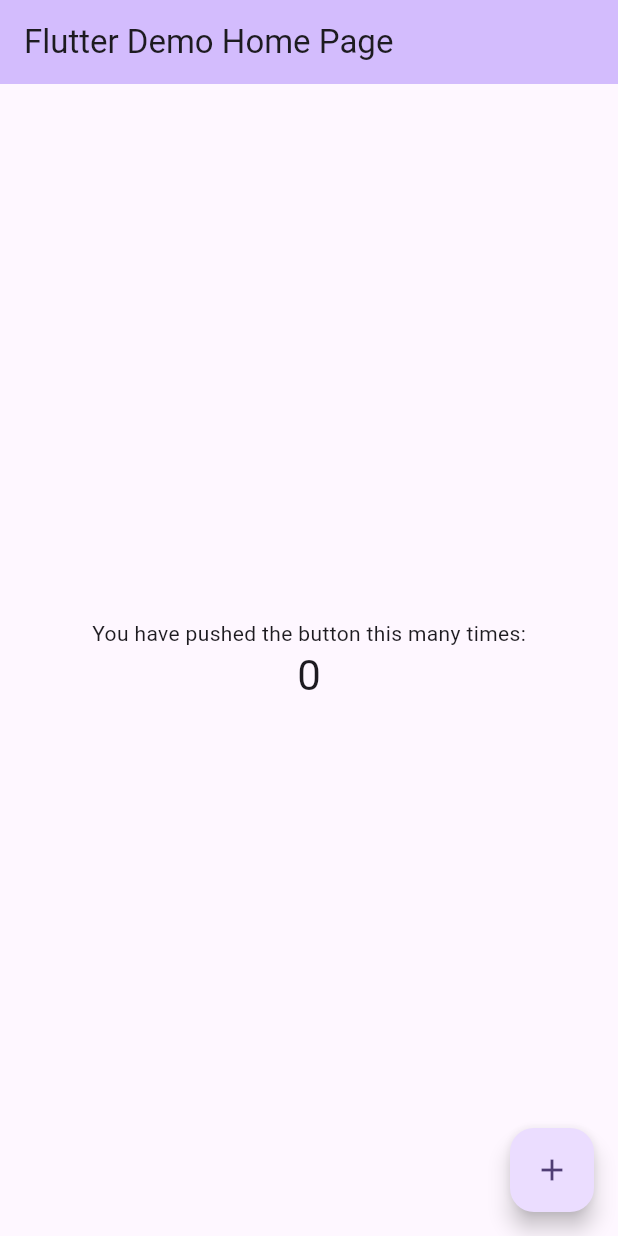
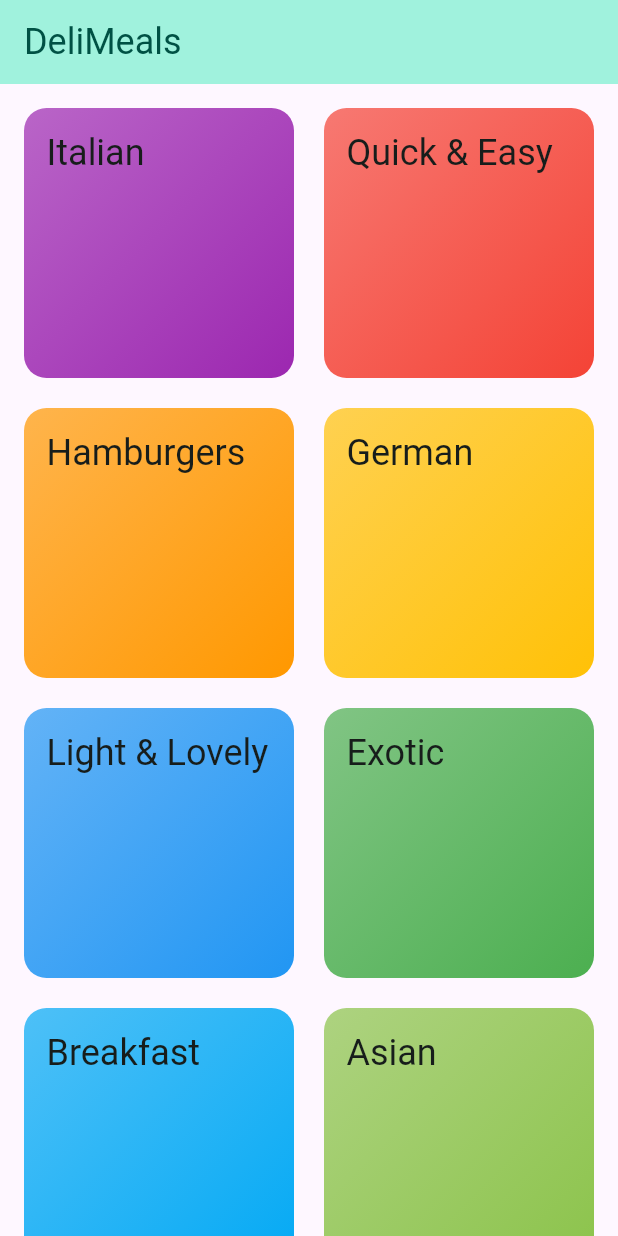
Before and after one commit to DarpanNeve/udemy_meal_app, a Flutter app: the screen it shows after launch, on a phone screen of 412 x 824 dp. Run offline on Flutter 3.47's test engine with Material 3 defaults, Android fonts, the phone set to English and light mode, and no system bars.

```diff
--- /dev/null
+++ b/lib/Theme/theme.dart
@@ -0,0 +1,9 @@
+import 'package:flutter/material.dart';
+
+var kColorScheme = ColorScheme.fromSeed(
+    brightness: Brightness.light,
+    seedColor: const Color.fromARGB(255, 59, 181, 157));
+
+var kDarkColorScheme = ColorScheme.fromSeed(
+    brightness: Brightness.dark,
+    seedColor: const Color.fromARGB(255, 226, 221, 85));
--- a/lib/main.dart
+++ b/lib/main.dart
@@ -1,125 +1,51 @@
 import 'package:flutter/material.dart';
 
+import 'Theme/theme.dart';
+import 'screens/categories.dart';
+
 void main() {
+  WidgetsFlutterBinding .ensureInitialized();
   runApp(const MyApp());
 }
-
 class MyApp extends StatelessWidget {
   const MyApp({super.key});
 
-  // This widget is the root of your application.
   @override
   Widget build(BuildContext context) {
     return MaterialApp(
-      title: 'Flutter Demo',
-      theme: ThemeData(
-        // This is the theme of your application.
-        //
-        // TRY THIS: Try running your application with "flutter run". You'll see
-        // the application has a purple toolbar. Then, without quitting the app,
-        // try changing the seedColor in the colorScheme below to Colors.green
-        // and then invoke "hot reload" (save your changes or press the "hot
-        // reload" button in a Flutter-supported IDE, or press "r" if you used
-        // the command line to start the app).
-        //
-        // Notice that the counter didn't reset back to zero; the application
-        // state is not lost during the reload. To reset the state, use hot
-        // restart instead.
-        //
-        // This works for code too, not just values: Most code changes can be
-        // tested with just a hot reload.
-        colorScheme: ColorScheme.fromSeed(seedColor: Colors.deepPurple),
+      darkTheme: ThemeData.dark().copyWith(
         useMaterial3: true,
+        colorScheme: kDarkColorScheme,
+        appBarTheme: ThemeData().appBarTheme.copyWith(
+          foregroundColor: kDarkColorScheme.onPrimaryContainer,
+          backgroundColor: kDarkColorScheme.primaryContainer,
+        ),
+        cardTheme: ThemeData().cardTheme.copyWith(
+          color: kDarkColorScheme.secondaryContainer,
+          margin: const EdgeInsets.symmetric(vertical: 8, horizontal: 8),
+        ),
       ),
-      home: const MyHomePage(title: 'Flutter Demo Home Page'),
+      theme: ThemeData().copyWith(
+        useMaterial3: true,
+        colorScheme: kColorScheme,
+        appBarTheme: ThemeData().appBarTheme.copyWith(
+          foregroundColor: kColorScheme.onPrimaryContainer,
+          backgroundColor: kColorScheme.primaryContainer,
+        ),
+        cardTheme: ThemeData().cardTheme.copyWith(
+          color: kColorScheme.secondaryContainer,
+          margin: const EdgeInsets.symmetric(vertical: 8, horizontal: 8),
+        ),
+        textTheme: ThemeData().textTheme.copyWith(
+          titleLarge: TextStyle(
+              fontWeight: FontWeight.normal,
+              color: kColorScheme.onSecondaryContainer,
+              fontSize: 24),
+        ),
+      ),
+      debugShowCheckedModeBanner: false,
+      themeMode: ThemeMode.system,
+      home: const CategoriesScreen(),
     );
   }
 }
-
-class MyHomePage extends StatefulWidget {
-  const MyHomePage({super.key, required this.title});
-
-  // This widget is the home page of your application. It is stateful, meaning
-  // that it has a State object (defined below) that contains fields that affect
-  // how it looks.
-
-  // This class is the configuration for the state. It holds the values (in this
-  // case the title) provided by the parent (in this case the App widget) and
-  // used by the build method of the State. Fields in a Widget subclass are
-  // always marked "final".
-
-  final String title;
-
-  @override
-  State<MyHomePage> createState() => _MyHomePageState();
-}
-
-class _MyHomePageState extends State<MyHomePage> {
-  int _counter = 0;
-
-  void _incrementCounter() {
-    setState(() {
-      // This call to setState tells the Flutter framework that something has
-      // changed in this State, which causes it to rerun the build method below
-      // so that the display can reflect the updated values. If we changed
-      // _counter without calling setState(), then the build method would not be
-      // called again, and so nothing would appear to happen.
-      _counter++;
-    });
-  }
-
-  @override
-  Widget build(BuildContext context) {
-    // This method is rerun every time setState is called, for instance as done
-    // by the _incrementCounter method above.
-    //
-    // The Flutter framework has been optimized to make rerunning build methods
-    // fast, so that you can just rebuild anything that needs updating rather
-    // than having to individually change instances of widgets.
-    return Scaffold(
-      appBar: AppBar(
-        // TRY THIS: Try changing the color here to a specific color (to
-        // Colors.amber, perhaps?) and trigger a hot reload to see the AppBar
-        // change color while the other colors stay the same.
-        backgroundColor: Theme.of(context).colorScheme.inversePrimary,
-        // Here we take the value from the MyHomePage object that was created by
-        // the App.build method, and use it to set our appbar title.
-        title: Text(widget.title),
-      ),
-      body: Center(
-        // Center is a layout widget. It takes a single child and positions it
-        // in the middle of the parent.
-        child: Column(
-          // Column is also a layout widget. It takes a list of children and
-          // arranges them vertically. By default, it sizes itself to fit its
-          // children horizontally, and tries to be as tall as its parent.
-          //
-          // Column has various properties to control how it sizes itself and
-          // how it positions its children. Here we use mainAxisAlignment to
-          // center the children vertically; the main axis here is the vertical
-          // axis because Columns are vertical (the cross axis would be
-          // horizontal).
-          //
-          // TRY THIS: Invoke "debug painting" (choose the "Toggle Debug Paint"
-          // action in the IDE, or press "p" in the console), to see the
-          // wireframe for each widget.
-          mainAxisAlignment: MainAxisAlignment.center,
-          children: <Widget>[
-            const Text(
-              'You have pushed the button this many times:',
-            ),
-            Text(
-              '$_counter',
-              style: Theme.of(context).textTheme.headlineMedium,
-            ),
-          ],
-        ),
-      ),
-      floatingActionButton: FloatingActionButton(
-        onPressed: _incrementCounter,
-        tooltip: 'Increment',
-        child: const Icon(Icons.add),
-      ), // This trailing comma makes auto-formatting nicer for build methods.
-    );
-  }
-}
--- /dev/null
+++ b/lib/models/category.dart
@@ -0,0 +1,12 @@
+import 'package:flutter/material.dart';
+
+class Category{
+  Category({
+    required this.id,
+    required this.title,
+    this.color = Colors.orange,
+  });
+final String id;
+final String title;
+final Color color;
+}
--- /dev/null
+++ b/lib/screens/categories.dart
@@ -0,0 +1,24 @@
+import 'package:flutter/material.dart';
+import 'package:meal_app/data/dummy_data.dart';
+import 'package:meal_app/widgets/category_grid_item.dart';
+
+class CategoriesScreen extends StatelessWidget {
+  const CategoriesScreen({super.key});
+
+  @override
+  Widget build(BuildContext context) {
+    return Scaffold(
+        appBar: AppBar(
+          title: const Text('DeliMeals'),
+        ),
+        body: GridView(
+          padding: const EdgeInsets.all(16),
+          gridDelegate: const SliverGridDelegateWithFixedCrossAxisCount(
+              crossAxisCount: 2, crossAxisSpacing: 20, mainAxisSpacing: 20),
+          children: [
+            for (final i in availableCategories)
+              CategoryGridItem(category: i)
+          ],
+        ));
+  }
+}
--- /dev/null
+++ b/lib/widgets/category_grid_item.dart
@@ -0,0 +1,36 @@
+import 'package:flutter/material.dart';
+import 'package:meal_app/models/category.dart';
+
+class CategoryGridItem extends StatelessWidget {
+  const CategoryGridItem({super.key, required this.category});
+
+  final Category category;
+
+  @override
+  Widget build(BuildContext context) {
+    return InkWell(
+      onTap: (){
+        Navigator.of(context).pushNamed('/category-meals', arguments: category);
+      },
+      splashColor: Theme.of(context).colorScheme.onBackground,
+      borderRadius: BorderRadius.circular(15),
+      child: Container(
+        padding: const EdgeInsets.all(15),
+        decoration: BoxDecoration(
+          gradient: LinearGradient(
+            colors: [category.color.withOpacity(0.7), category.color],
+            begin: Alignment.topLeft,
+            end: Alignment.bottomRight,
+          ),
+          borderRadius: BorderRadius.circular(15),
+        ),
+        child: Text(
+          category.title,
+          style: Theme.of(context).textTheme.titleLarge!.copyWith(
+                color: Theme.of(context).colorScheme.onBackground,
+              ),
+        ),
+      ),
+    );
+  }
+}
```
Also changed, not shown: lib/data/dummy_data.dart (added, +409 -0 lines), lib/models/meal.dart (added, +43 -0 lines), lib/screens/meals.dart (added, +10 -0 lines), 1 other file.
